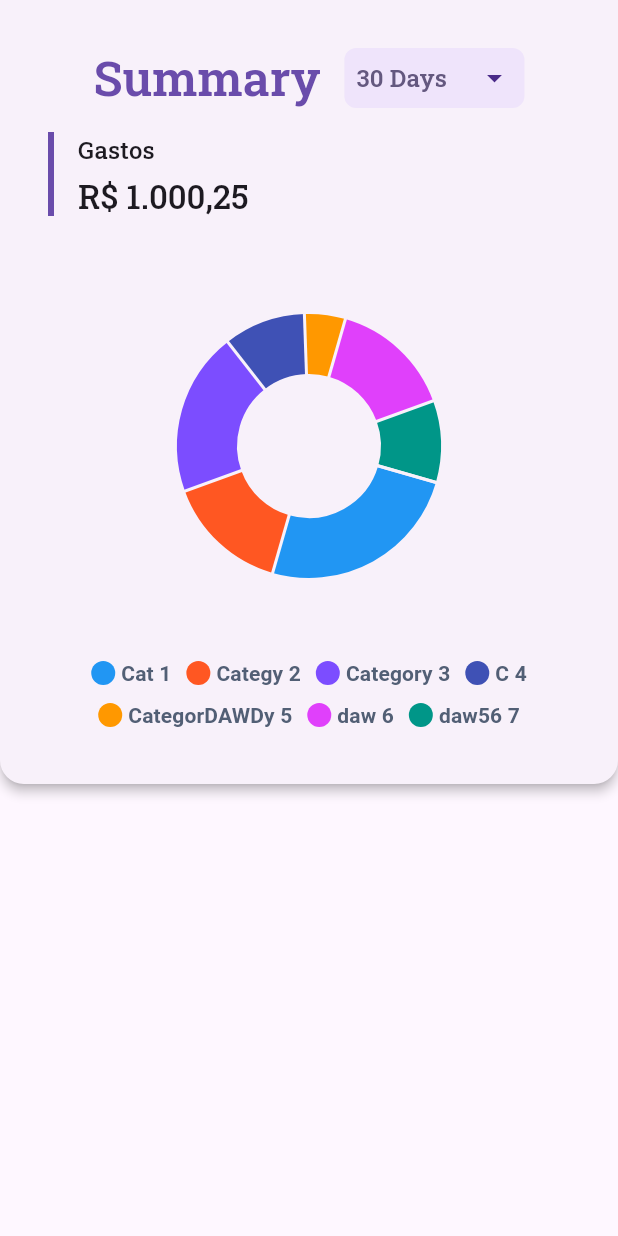
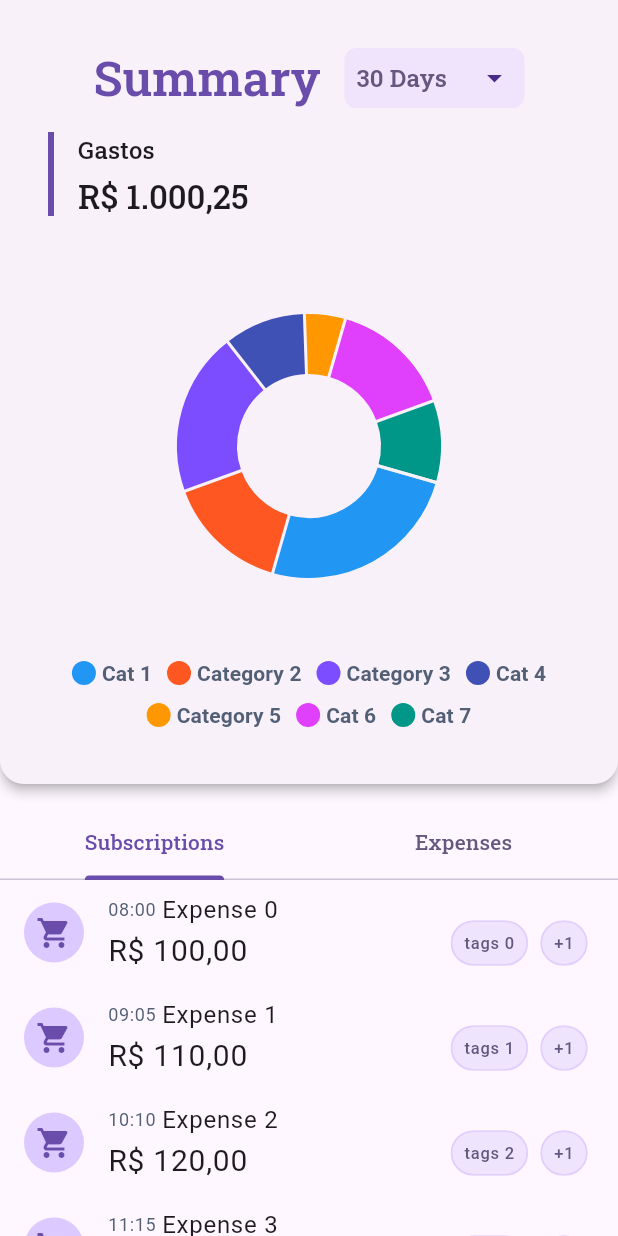
Before and after one commit to Adriaaann/tcc_app, a Flutter app: the WidgetTree screen opened by its route, on a phone screen of 412 x 824 dp. Run offline on Flutter 3.47's test engine with Material 3 defaults, Android fonts, the light colour scheme and no system bars; drawn by our look-alikes of fl_chart; our stand-ins replace google_fonts.

Commit message:
feat: transactions list design

```diff
--- /dev/null
+++ b/lib/models/financial_item_model.dart
@@ -0,0 +1,17 @@
+import 'package:flutter/material.dart';
+
+class FinancialItem {
+  final IconData icon;
+  final DateTime hour;
+  final String title;
+  final String value;
+  final List<String> tags;
+
+  FinancialItem({
+    required this.icon,
+    required this.hour,
+    required this.title,
+    required this.value,
+    required this.tags,
+  });
+}
--- a/lib/views/pages/widget_tree.dart
+++ b/lib/views/pages/widget_tree.dart
@@ -1,7 +1,9 @@
 import 'package:flutter/material.dart';
+import 'package:tcc_app/models/financial_item_model.dart';
+import 'package:tcc_app/views/widgets/financial_widget.dart';
 import 'package:tcc_app/views/widgets/summary_card_widget.dart';
 
-final List<Map<String, String>> durationOptions = [
+final durationOptions = [
   {'value': '7_days', 'label': '7 Days'},
   {'value': '15_days', 'label': '15 Days'},
   {'value': '30_days', 'label': '30 Days'},
@@ -10,15 +12,66 @@ final List<Map<String, String>> durationOptions = [
   {'value': '12_months', 'label': '12 Months'},
 ];
 
-final List<Map<String, Object>> sectionData = [
+final sectionData = [
   {'color': Colors.blue, 'label': 'Cat 1', 'value': 25.0},
-  {'color': Colors.deepOrange, 'label': 'Categy 2', 'value': 15.0},
+  {'color': Colors.deepOrange, 'label': 'Category 2', 'value': 15.0},
   {'color': Colors.deepPurpleAccent, 'label': 'Category 3', 'value': 20.0},
-  {'color': Colors.indigo, 'label': 'C 4', 'value': 10.0},
-  {'color': Colors.orange, 'label': 'CategorDAWDy 5', 'value': 5.0},
-  {'color': Colors.purpleAccent, 'label': 'daw 6', 'value': 15.0},
-  {'color': Colors.teal, 'label': 'daw56 7', 'value': 10.0},
+  {'color': Colors.indigo, 'label': 'Cat 4', 'value': 10.0},
+  {'color': Colors.orange, 'label': 'Category 5', 'value': 5.0},
+  {'color': Colors.purpleAccent, 'label': 'Cat 6', 'value': 15.0},
+  {'color': Colors.teal, 'label': 'Cat 7', 'value': 10.0},
 ];
+
+final tabList = ['Subscriptions', 'Expenses'];
+
+final chipList = [
+  'Restaurant',
+  'Travel',
+  'Shopping',
+  'Bills',
+  'Groceries',
+  'Car',
+  'Education',
+  'Streaming',
+  'Gym',
+];
+
+final List<FinancialItem> example15Items = List.generate(
+  15,
+  (index) => FinancialItem(
+    icon: Icons.shopping_cart,
+    hour: DateTime(2025, 9, 1, 8 + (index % 12), (index * 5) % 60),
+    title: 'Expense $index',
+    value: 'R\$ ${100 + index * 10},00',
+    tags: ['tags $index', 'tagsdawdaw $index', 'tags $index'],
+  ),
+);
+
+final List<FinancialItem> example3Items = [
+  FinancialItem(
+    icon: Icons.restaurant,
+    hour: DateTime(2025, 9, 1, 12, 30),
+    title: 'Lunch',
+    value: 'R\$ 45,00',
+    tags: ['Duas Tags', 'Café'],
+  ),
+  FinancialItem(
+    icon: Icons.local_cafe,
+    hour: DateTime(2025, 9, 1, 15, 0),
+    title: 'Coffee',
+    value: 'R\$ 12,50',
+    tags: [],
+  ),
+  FinancialItem(
+    icon: Icons.directions_bus,
+    hour: DateTime(2025, 9, 1, 18, 15),
+    title: 'Bus Ticket',
+    value: 'R\$ 7,25',
+    tags: ['ABlubblbauba'],
+  ),
+];
+
+final List<List<FinancialItem>> combinedItems = [example15Items, example3Items];
 
 class WidgetTree extends StatefulWidget {
   const WidgetTree({super.key});
@@ -27,17 +80,36 @@ class WidgetTree extends StatefulWidget {
   State<WidgetTree> createState() => _WidgetTreeState();
 }
 
-class _WidgetTreeState extends State<WidgetTree> {
+class _WidgetTreeState extends State<WidgetTree> with TickerProviderStateMixin {
+  late TabController tabController;
+
+  @override
+  void initState() {
+    super.initState();
+    tabController = TabController(length: 2, vsync: this);
+    tabController.addListener(() => setState(() {})); // troca aba
+  }
+
+  @override
+  void dispose() {
+    tabController.dispose();
+    super.dispose();
+  }
+
   @override
   Widget build(BuildContext context) => Scaffold(
     body: SafeArea(
       child: SingleChildScrollView(
         child: Column(
-          crossAxisAlignment: CrossAxisAlignment.center,
           children: [
             SummaryCardWidget(
               durationOptions: durationOptions,
               sectionData: sectionData,
+            ),
+            FinancialWidget(
+              tabList: tabList,
+              tabController: tabController,
+              cardItems: combinedItems,
             ),
           ],
         ),
--- /dev/null
+++ b/lib/views/widgets/chip_list_widget.dart
@@ -0,0 +1,93 @@
+import 'package:flutter/material.dart';
+import 'package:tcc_app/utils/theme_extensions.dart';
+import 'package:tcc_app/views/widgets/custom_chip_widget.dart';
+
+class ChipList extends StatelessWidget {
+  final List<String> chips;
+  const ChipList({super.key, required this.chips});
+
+  @override
+  Widget build(BuildContext context) => Expanded(
+    child: Align(
+      alignment: Alignment.centerRight,
+      child: LayoutBuilder(
+        builder: (context, constraints) {
+          final visibleChips = _calculateVisibleChips(
+            context,
+            constraints.maxWidth,
+          );
+          return Row(
+            mainAxisAlignment: MainAxisAlignment.end,
+            spacing: 4,
+            children: visibleChips,
+          );
+        },
+      ),
+    ),
+  );
+
+  List<Widget> _calculateVisibleChips(BuildContext context, double maxWidth) {
+    const double spacing = 4;
+    double usedWidth = 0;
+    final List<Widget> visibleChips = [];
+    int hiddenCount = 0;
+
+    for (var i = 0; i < chips.length; i++) {
+      final chipWidth = _estimateChipWidth(context, chips[i]);
+
+      if (usedWidth + chipWidth <= maxWidth) {
+        visibleChips.add(CustomChip(label: chips[i]));
+        usedWidth += chipWidth + spacing;
+      } else {
+        hiddenCount = chips.length - i;
+        break;
+      }
+    }
+
+    if (hiddenCount > 0) {
+      _addHiddenChip(
+        context,
+        visibleChips,
+        hiddenCount,
+        maxWidth,
+        usedWidth,
+        spacing,
+      );
+    }
+
+    return visibleChips;
+  }
+
+  double _estimateChipWidth(BuildContext context, String label) {
+    final textPainter = TextPainter(
+      text: TextSpan(
+        text: label,
+        style: context.textTheme.labelSmall?.copyWith(
+          color: context.colorScheme.onSecondaryContainer,
+        ),
+      ),
+      maxLines: 1,
+      textDirection: TextDirection.ltr,
+    )..layout();
+
+    return textPainter.width + 32;
+  }
+
+  void _addHiddenChip(
+    BuildContext context,
+    List<Widget> visibleChips,
+    int hiddenCount,
+    double maxWidth,
+    double usedWidth,
+    double spacing,
+  ) {
+    final plusChipLabel = '+$hiddenCount';
+    final plusChipWidth = _estimateChipWidth(context, plusChipLabel);
+
+    if (usedWidth + plusChipWidth <= maxWidth) {
+      visibleChips.add(CustomChip(label: plusChipLabel));
+    } else if (visibleChips.isNotEmpty) {
+      visibleChips[visibleChips.length - 1] = CustomChip(label: plusChipLabel);
+    }
+  }
+}
--- /dev/null
+++ b/lib/views/widgets/custom_chip_widget.dart
@@ -0,0 +1,28 @@
+import 'package:flutter/material.dart';
+import 'package:tcc_app/utils/theme_extensions.dart';
+
+class CustomChip extends StatelessWidget {
+  final String label;
+
+  const CustomChip({super.key, required this.label});
+
+  @override
+  Widget build(BuildContext context) => Chip(
+    padding: EdgeInsets.zero,
+    visualDensity: VisualDensity.compact,
+    backgroundColor: context.colorScheme.secondaryContainer.withValues(
+      alpha: 0.5,
+    ),
+    shape: RoundedRectangleBorder(
+      borderRadius: BorderRadius.circular(64),
+      side: BorderSide(color: context.colorScheme.secondaryContainer),
+    ),
+    label: Text(
+      label,
+      overflow: TextOverflow.ellipsis,
+      style: context.textTheme.labelSmall?.copyWith(
+        color: context.colorScheme.onSecondaryContainer,
+      ),
+    ),
+  );
+}
--- /dev/null
+++ b/lib/views/widgets/custom_tab_bar_widget.dart
@@ -0,0 +1,27 @@
+import 'package:flutter/material.dart';
+import 'package:tcc_app/utils/theme_extensions.dart';
+
+class CustomTabBar extends StatelessWidget implements PreferredSizeWidget {
+  final TabController tabController;
+  final List<String> tabList;
+
+  const CustomTabBar({
+    super.key,
+    required this.tabController,
+    required this.tabList,
+  });
+
+  @override
+  Widget build(BuildContext context) => TabBar(
+    controller: tabController,
+    labelColor: context.colorScheme.primary,
+    unselectedLabelColor: context.colorScheme.secondary,
+    indicatorColor: context.colorScheme.primary,
+    indicatorWeight: 2,
+    dividerHeight: 1,
+    tabs: tabList.map((tabText) => Tab(text: tabText)).toList(),
+  );
+
+  @override
+  Size get preferredSize => const Size.fromHeight(48);
+}
--- /dev/null
+++ b/lib/views/widgets/financial_card_widget.dart
@@ -0,0 +1,113 @@
+import 'package:flutter/material.dart';
+import 'package:tcc_app/models/financial_item_model.dart';
+import 'package:tcc_app/utils/theme_extensions.dart';
+import 'package:tcc_app/views/widgets/chip_list_widget.dart';
+
+class FinancialCard extends StatelessWidget {
+  const FinancialCard({super.key, required this.items});
+
+  final List<FinancialItem> items;
+
+  @override
+  Widget build(BuildContext context) => Column(
+    children: List.generate(items.length, (index) {
+      final item = items[index];
+      return ListTile(
+        contentPadding: const EdgeInsets.symmetric(horizontal: 16),
+        leading: _DisplayIcon(item: item),
+        title: _TileBody(item: item),
+      );
+    }),
+  );
+}
+
+class _DisplayIcon extends StatelessWidget {
+  const _DisplayIcon({required this.item});
+
+  final FinancialItem item;
+
+  @override
+  Widget build(BuildContext context) => CircleAvatar(
+    backgroundColor: context.colorScheme.primaryContainer.withValues(
+      alpha: 0.5,
+    ),
+    child: Icon(item.icon, color: context.colorScheme.primary, size: 24),
+  );
+}
+
+class _TileBody extends StatelessWidget {
+  const _TileBody({required this.item});
+
+  final FinancialItem item;
+
+  @override
+  Widget build(BuildContext context) => Row(
+    crossAxisAlignment: CrossAxisAlignment.end,
+    children: [
+      Column(
+        crossAxisAlignment: CrossAxisAlignment.start,
+        children: [
+          ConstrainedBox(
+            constraints: BoxConstraints(
+              maxWidth: MediaQuery.sizeOf(context).width * 0.4,
+            ),
+            child: Row(
+              spacing: 4,
+              mainAxisSize: MainAxisSize.min,
+              children: [
+                _DisplayTime(item: item),
+                _DisplayTitle(item: item),
+              ],
+            ),
+          ),
+          _DisplayValue(item: item),
+        ],
+      ),
+      if (item.tags.isNotEmpty) ChipList(chips: item.tags),
+    ],
+  );
+}
+
+class _DisplayValue extends StatelessWidget {
+  const _DisplayValue({required this.item});
+
+  final FinancialItem item;
+
+  @override
+  Widget build(BuildContext context) => Text(
+    item.value,
+    style: context.textTheme.bodyLarge?.copyWith(fontSize: 20),
+    softWrap: false,
+  );
+}
+
+class _DisplayTitle extends StatelessWidget {
+  const _DisplayTitle({required this.item});
+
+  final FinancialItem item;
+
+  @override
+  Widget build(BuildContext context) => Flexible(
+    child: Text(
+      item.title,
+      style: context.textTheme.bodyLarge,
+      softWrap: false,
+      overflow: TextOverflow.ellipsis,
+      maxLines: 1,
+    ),
+  );
+}
+
+class _DisplayTime extends StatelessWidget {
+  const _DisplayTime({required this.item});
+
+  final FinancialItem item;
+
+  @override
+  Widget build(BuildContext context) => Text(
+    '${item.hour.hour.toString().padLeft(2, '0')}:${item.hour.minute.toString().padLeft(2, '0')}',
+    style: context.textTheme.bodySmall?.copyWith(
+      color: context.colorScheme.tertiary,
+    ),
+  );
+}
--- /dev/null
+++ b/lib/views/widgets/financial_widget.dart
@@ -0,0 +1,37 @@
+import 'package:flutter/material.dart';
+import 'package:tcc_app/models/financial_item_model.dart';
+import 'package:tcc_app/views/widgets/custom_tab_bar_widget.dart';
+import 'package:tcc_app/views/widgets/financial_card_widget.dart';
+
+class FinancialWidget extends StatelessWidget {
+  final List<String> tabList;
+  final TabController tabController;
+  final List<List<FinancialItem>> cardItems;
+
+  const FinancialWidget({
+    super.key,
+    required this.tabList,
+    required this.tabController,
+    required this.cardItems,
+  });
+
+  @override
+  Widget build(BuildContext context) => Padding(
+    padding: const EdgeInsetsGeometry.only(top: 16),
+    child: Column(
+      children: [
+        CustomTabBar(tabList: tabList, tabController: tabController),
+        AnimatedSize(
+          duration: const Duration(milliseconds: 300),
+          curve: Curves.easeInOut,
+          child: IndexedStack(
+            index: tabController.index,
+            children: cardItems
+                .map((items) => FinancialCard(items: items))
+                .toList(),
+          ),
+        ),
+      ],
+    ),
+  );
+}
```
